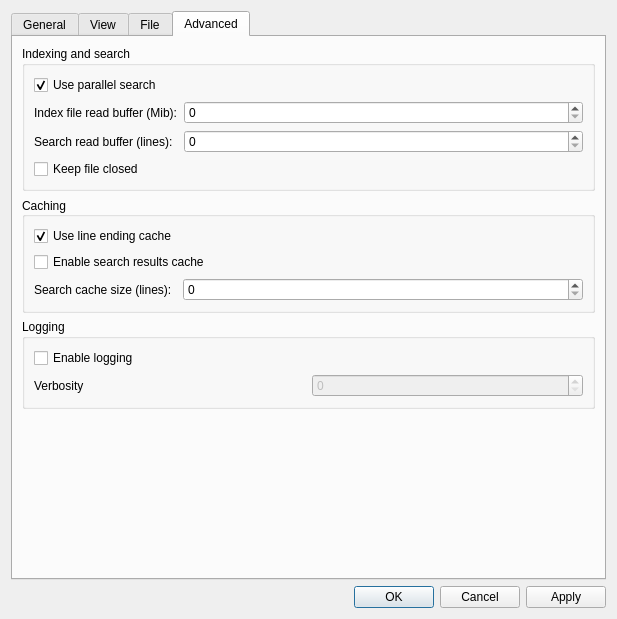
First picture: the form in src/ui/include/optionsdialog.ui, repository nickbnf/glogg, before the edit.
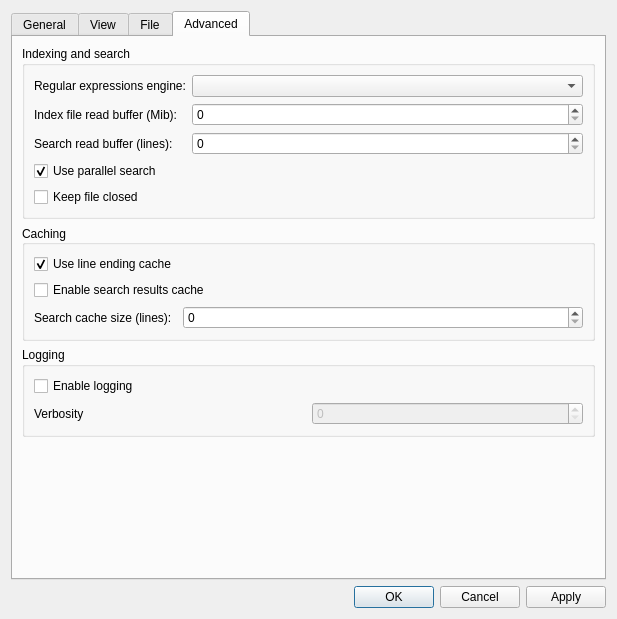
Second picture: the form after the edit. The open tabs and pages were chosen to show the change.

Commit message: Allow to select regexp engine in runtime and compile time (#280)

What changed in the file:
```diff
--- a/src/ui/include/optionsdialog.ui
+++ b/src/ui/include/optionsdialog.ui
@@ -468,6 +468,13 @@
            <set>Qt::AlignLeading|Qt::AlignLeft|Qt::AlignVCenter</set>
           </property>
           <item row="0" column="0">
+           <widget class="QLabel" name="regexpEngineLabel">
+            <property name="text">
+             <string>Regular expressions engine:</string>
+            </property>
+           </widget>
+          </item>
+          <item row="3" column="0">
            <widget class="QCheckBox" name="parallelSearchCheckBox">
             <property name="text">
              <string>Use parallel search</string>
@@ -477,14 +484,14 @@
             </property>
            </widget>
           </item>
-          <item row="4" column="0">
+          <item row="1" column="0">
            <widget class="QLabel" name="label_8">
             <property name="text">
              <string>Index file read buffer (Mib):</string>
             </property>
            </widget>
           </item>
-          <item row="4" column="1">
+          <item row="1" column="1">
            <widget class="QSpinBox" name="indexReadBufferSpinBox">
             <property name="sizePolicy">
              <sizepolicy hsizetype="MinimumExpanding" vsizetype="Fixed">
@@ -494,14 +501,14 @@
             </property>
            </widget>
           </item>
-          <item row="5" column="0">
+          <item row="2" column="0">
            <widget class="QLabel" name="label_9">
             <property name="text">
              <string>Search read buffer (lines):</string>
             </property>
            </widget>
           </item>
-          <item row="5" column="1">
+          <item row="2" column="1">
            <widget class="QSpinBox" name="searchReadBufferSpinBox">
             <property name="sizePolicy">
              <sizepolicy hsizetype="MinimumExpanding" vsizetype="Fixed">
@@ -517,7 +524,7 @@
             </property>
            </widget>
           </item>
-          <item row="6" column="0">
+          <item row="4" column="0">
            <widget class="QCheckBox" name="keepFileClosedCheckBox">
             <property name="toolTip">
              <string>File will be kept closed as much as possible. Affects only files opened after check state changed</string>
@@ -527,6 +534,16 @@
             </property>
            </widget>
           </item>
+          <item row="0" column="1">
+           <widget class="QComboBox" name="regexpEngineComboBox">
+            <property name="sizePolicy">
+             <sizepolicy hsizetype="MinimumExpanding" vsizetype="Fixed">
+              <horstretch>0</horstretch>
+              <verstretch>0</verstretch>
+             </sizepolicy>
+            </property>
+           </widget>
+          </item>
          </layout>
         </widget>
        </item>
```
The commit also changes 15 other files.
